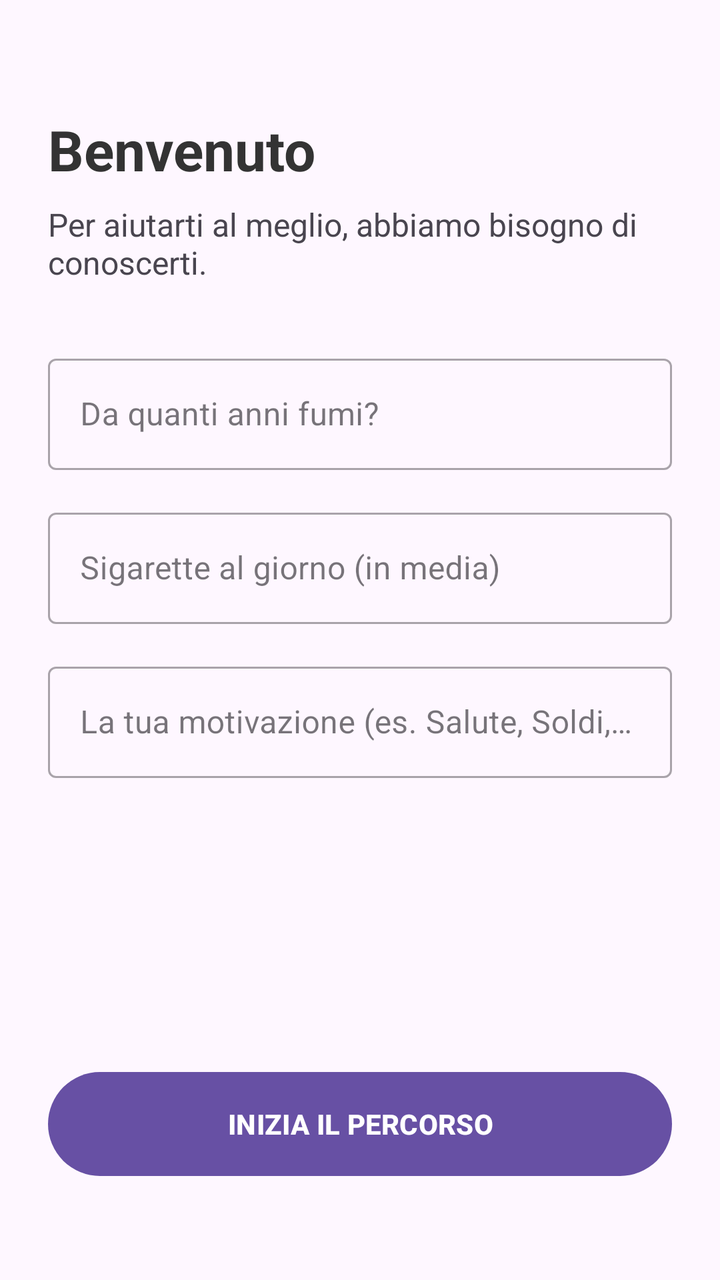
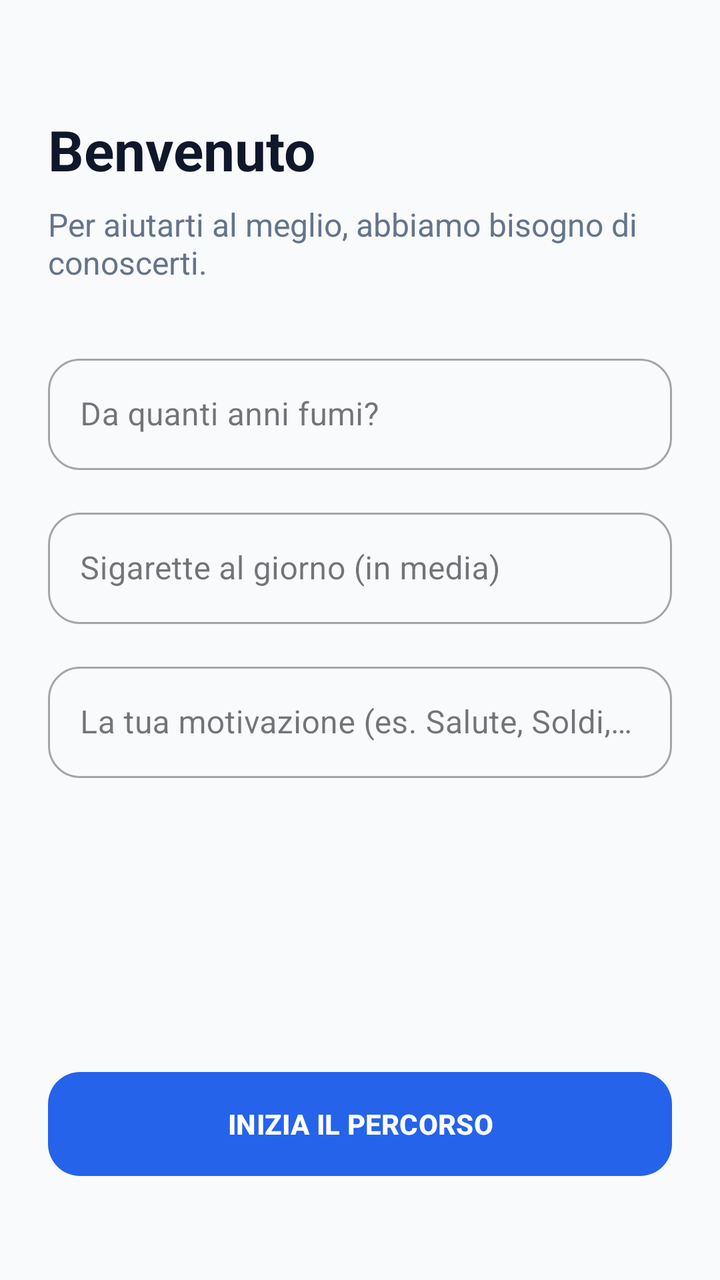

Screens rendered from an Android XML layout before and after an edit, with the pre-edit source and the edit as a unified diff.
<!-- AndroidManifest.xml: application theme Theme.SmokeShield -->
<!-- res/layout/fragment_onboarding.xml -->
<?xml version="1.0" encoding="utf-8"?>
<layout xmlns:android="http://schemas.android.com/apk/res/android"
    xmlns:app="http://schemas.android.com/apk/res-auto"
    xmlns:tools="http://schemas.android.com/tools">

    <ScrollView
        android:layout_width="match_parent"
        android:layout_height="match_parent"
        android:fillViewport="true">

        <androidx.constraintlayout.widget.ConstraintLayout
            android:layout_width="match_parent"
            android:layout_height="wrap_content"
            android:padding="24dp"
            tools:context=".OnboardingFragment">

            <TextView
                android:id="@+id/tv_welcome_title"
                android:layout_width="wrap_content"
                android:layout_height="wrap_content"
                android:layout_marginTop="32dp"
                android:text="@string/benvenuto_a_bordo"
                android:textSize="28sp"
                android:textStyle="bold"
                android:textColor="#333333"
                app:layout_constraintStart_toStartOf="parent"
                app:layout_constraintTop_toTopOf="parent" />

            <TextView
                android:id="@+id/tv_welcome_subtitle"
                android:layout_width="0dp"
                android:layout_height="wrap_content"
                android:layout_marginTop="8dp"
                android:text="@string/per_aiutarti_al_meglio_durante_le_crisi_abbiamo_bisogno_di_conoscerti"
                android:textSize="16sp"
                app:layout_constraintEnd_toEndOf="parent"
                app:layout_constraintStart_toStartOf="parent"
                app:layout_constraintTop_toBottomOf="@id/tv_welcome_title" />

            <com.google.android.material.textfield.TextInputLayout
                android:id="@+id/til_anni"
                style="@style/Widget.MaterialComponents.TextInputLayout.OutlinedBox"
                android:layout_width="match_parent"
                android:layout_height="wrap_content"
                android:layout_marginTop="32dp"
                android:hint="@string/da_quanti_anni_fumi"
                app:layout_constraintTop_toBottomOf="@id/tv_welcome_subtitle">

                <com.google.android.material.textfield.TextInputEditText
                    android:id="@+id/et_anni"
                    android:layout_width="match_parent"
                    android:layout_height="wrap_content"
                    android:inputType="number" />
            </com.google.android.material.textfield.TextInputLayout>

            <com.google.android.material.textfield.TextInputLayout
                android:id="@+id/til_sigarette"
                style="@style/Widget.MaterialComponents.TextInputLayout.OutlinedBox"
                android:layout_width="match_parent"
                android:layout_height="wrap_content"
                android:layout_marginTop="16dp"
                android:hint="@string/sigarette_al_giorno_in_media"
                app:layout_constraintTop_toBottomOf="@id/til_anni">

                <com.google.android.material.textfield.TextInputEditText
                    android:id="@+id/et_sigarette"
                    android:layout_width="match_parent"
                    android:layout_height="wrap_content"
                    android:inputType="number" />
            </com.google.android.material.textfield.TextInputLayout>

            <com.google.android.material.textfield.TextInputLayout
                android:id="@+id/til_motivo"
                style="@style/Widget.MaterialComponents.TextInputLayout.OutlinedBox"
                android:layout_width="match_parent"
                android:layout_height="wrap_content"
                android:layout_marginTop="16dp"
                android:hint="@string/la_tua_motivazione_es_salute_soldi_figli"
                app:layout_constraintTop_toBottomOf="@id/til_sigarette">

                <com.google.android.material.textfield.TextInputEditText
                    android:id="@+id/et_motivo"
                    android:layout_width="match_parent"
                    android:layout_height="wrap_content"
                    android:inputType="textCapSentences" />
            </com.google.android.material.textfield.TextInputLayout>

            <Button
                android:id="@+id/btn_salva_dati"
                android:layout_width="match_parent"
                android:layout_height="60dp"
                android:layout_marginTop="48dp"
                android:layout_marginBottom="24dp"
                android:text="@string/inizia_il_percorso"
                android:textStyle="bold"
                app:layout_constraintBottom_toBottomOf="parent"
                app:layout_constraintTop_toBottomOf="@id/til_motivo"
                app:layout_constraintVertical_bias="1.0" />

        </androidx.constraintlayout.widget.ConstraintLayout>
    </ScrollView>
</layout>
<!-- resources referenced by this layout -->
<resources>
  <string name="benvenuto_a_bordo">Benvenuto</string>
  <string name="da_quanti_anni_fumi">Da quanti anni fumi?</string>
  <string name="inizia_il_percorso">INIZIA IL PERCORSO</string>
  <string name="la_tua_motivazione_es_salute_soldi_figli">La tua motivazione (es. Salute, Soldi, Figli)</string>
  <string name="per_aiutarti_al_meglio_durante_le_crisi_abbiamo_bisogno_di_conoscerti">Per aiutarti al meglio, abbiamo bisogno di conoscerti.</string>
  <string name="sigarette_al_giorno_in_media">Sigarette al giorno (in media)</string>
  <style name="Theme.SmokeShield" parent="Base.Theme.SmokeShield" />
  <style name="Base.Theme.SmokeShield" parent="Theme.Material3.DayNight.NoActionBar">
          <item name="android:windowLayoutInDisplayCutoutMode" tools:targetApi="p">shortEdges</item>
          <item name="android:statusBarColor">?android:attr/colorBackground</item>
          <item name="android:navigationBarColor">?android:attr/colorBackground</item>
      </style>
</resources>

<!-- the commit's change to res/layout/fragment_onboarding.xml (unified diff, before → after) -->
@@ -6,6 +6,7 @@
     <ScrollView
         android:layout_width="match_parent"
         android:layout_height="match_parent"
+        android:background="?android:attr/colorBackground"
         android:fillViewport="true">
 
         <androidx.constraintlayout.widget.ConstraintLayout
@@ -22,7 +23,7 @@
                 android:text="@string/benvenuto_a_bordo"
                 android:textSize="28sp"
                 android:textStyle="bold"
-                android:textColor="#333333"
+                android:textColor="?android:attr/textColorPrimary"
                 app:layout_constraintStart_toStartOf="parent"
                 app:layout_constraintTop_toTopOf="parent" />
 
@@ -32,6 +33,7 @@
                 android:layout_height="wrap_content"
                 android:layout_marginTop="8dp"
                 android:text="@string/per_aiutarti_al_meglio_durante_le_crisi_abbiamo_bisogno_di_conoscerti"
+                android:textColor="?android:attr/textColorSecondary"
                 android:textSize="16sp"
                 app:layout_constraintEnd_toEndOf="parent"
                 app:layout_constraintStart_toStartOf="parent"
@@ -44,6 +46,10 @@
                 android:layout_height="wrap_content"
                 android:layout_marginTop="32dp"
                 android:hint="@string/da_quanti_anni_fumi"
+                app:boxCornerRadiusTopStart="16dp"
+                app:boxCornerRadiusTopEnd="16dp"
+                app:boxCornerRadiusBottomStart="16dp"
+                app:boxCornerRadiusBottomEnd="16dp"
                 app:layout_constraintTop_toBottomOf="@id/tv_welcome_subtitle">
 
                 <com.google.android.material.textfield.TextInputEditText
@@ -60,6 +66,10 @@
                 android:layout_height="wrap_content"
                 android:layout_marginTop="16dp"
                 android:hint="@string/sigarette_al_giorno_in_media"
+                app:boxCornerRadiusTopStart="16dp"
+                app:boxCornerRadiusTopEnd="16dp"
+                app:boxCornerRadiusBottomStart="16dp"
+                app:boxCornerRadiusBottomEnd="16dp"
                 app:layout_constraintTop_toBottomOf="@id/til_anni">
 
                 <com.google.android.material.textfield.TextInputEditText
@@ -76,6 +86,10 @@
                 android:layout_height="wrap_content"
                 android:layout_marginTop="16dp"
                 android:hint="@string/la_tua_motivazione_es_salute_soldi_figli"
+                app:boxCornerRadiusTopStart="16dp"
+                app:boxCornerRadiusTopEnd="16dp"
+                app:boxCornerRadiusBottomStart="16dp"
+                app:boxCornerRadiusBottomEnd="16dp"
                 app:layout_constraintTop_toBottomOf="@id/til_sigarette">
 
                 <com.google.android.material.textfield.TextInputEditText
@@ -93,6 +107,7 @@
                 android:layout_marginBottom="24dp"
                 android:text="@string/inizia_il_percorso"
                 android:textStyle="bold"
+                app:cornerRadius="16dp"
                 app:layout_constraintBottom_toBottomOf="parent"
                 app:layout_constraintTop_toBottomOf="@id/til_motivo"
                 app:layout_constraintVertical_bias="1.0" />
<!-- resource entries referenced after the edit -->
@@ -8,9 +8,50 @@
   <string name="sigarette_al_giorno_in_media">Sigarette al giorno (in media)</string>
   <style name="Theme.SmokeShield" parent="Base.Theme.SmokeShield" />
   <style name="Base.Theme.SmokeShield" parent="Theme.Material3.DayNight.NoActionBar">
+          
+          <item name="colorPrimary">@color/primaryColor</item>
+          <item name="colorOnPrimary">@color/white</item>
+          <item name="colorSecondary">@color/secondaryColor</item>
+          <item name="colorOnSecondary">@color/white</item>
+  
+          
           <item name="android:windowLayoutInDisplayCutoutMode" tools:targetApi="p">shortEdges</item>
-          <item name="android:statusBarColor">?android:attr/colorBackground</item>
-          <item name="android:navigationBarColor">?android:attr/colorBackground</item>
+          <item name="android:statusBarColor">@color/backgroundColor</item>
+          <item name="android:navigationBarColor">@color/backgroundColor</item>
+  
+          
+          <item name="android:colorBackground">@color/backgroundColor</item>
+          <item name="colorSurface">@color/surfaceColor</item>
+          <item name="colorError">@color/colorSos</item>
+  
+          
+          <item name="android:textColorPrimary">@color/textColor</item>
+          <item name="android:textColorSecondary">@color/textColorLight</item>
+  
+          
+          <item name="shapeAppearanceSmallComponent">@style/ShapeAppearance.SmokeShield.Small</item>
+          <item name="shapeAppearanceMediumComponent">@style/ShapeAppearance.SmokeShield.Medium</item>
+          <item name="shapeAppearanceLargeComponent">@style/ShapeAppearance.SmokeShield.Large</item>
+      </style>
+  <color name="primaryColor">#2563EB</color>
+  <color name="white">#FFFFFFFF</color>
+  <color name="secondaryColor">#F59E0B</color>
+  <color name="backgroundColor">#F8FAFC</color>
+  <color name="surfaceColor">#FFFFFF</color>
+  <color name="colorSos">#EF4444</color>
+  <color name="textColor">#0F172A</color>
+  <color name="textColorLight">#64748B</color>
+  <style name="ShapeAppearance.SmokeShield.Small" parent="ShapeAppearance.MaterialComponents.SmallComponent">
+          <item name="cornerFamily">rounded</item>
+          <item name="cornerSize">12dp</item>
+      </style>
+  <style name="ShapeAppearance.SmokeShield.Medium" parent="ShapeAppearance.MaterialComponents.MediumComponent">
+          <item name="cornerFamily">rounded</item>
+          <item name="cornerSize">20dp</item>
+      </style>
+  <style name="ShapeAppearance.SmokeShield.Large" parent="ShapeAppearance.MaterialComponents.LargeComponent">
+          <item name="cornerFamily">rounded</item>
+          <item name="cornerSize">28dp</item>
       </style>
 </resources>
 
